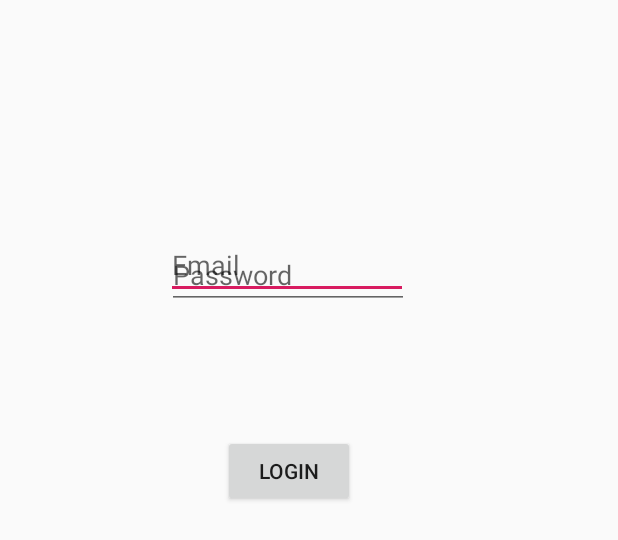
After one commit to sachin-designs/connections, an Android app: the layout login.xml on its own in the app's theme, with its tools: preview values and no code run, on a phone screen of 412 x 824 dp. The commit adds this screen. Shown: the top 540 px of the screen. Run offline under Robolectric (Android 15) with nearby library versions, the phone set to English and light mode, and no system bars.

Commit message:
Modified Application Test

```diff
--- a/Application_test/app/build.gradle
+++ b/Application_test/app/build.gradle
@@ -29,4 +29,5 @@ dependencies {
     testImplementation 'junit:junit:4.12'
     androidTestImplementation 'androidx.test.ext:junit:1.1.0'
     androidTestImplementation 'androidx.test.espresso:espresso-core:3.1.1'
+    implementation 'com.google.android.material:material:1.1.0'
 }
--- /dev/null
+++ b/Application_test/app/src/main/java/com/design/firebase_register/LoginActivity.java
@@ -0,0 +1,16 @@
+package com.design.firebase_register;
+
+import android.os.Bundle;
+
+import androidx.appcompat.app.AppCompatActivity;
+
+public class LoginActivity extends AppCompatActivity {
+
+    @Override
+    protected void onCreate(Bundle savedInstanceState) {
+        super.onCreate(savedInstanceState);
+        setContentView(R.layout.login);
+    }
+
+
+}
--- a/Application_test/app/src/main/java/com/design/firebase_register/MainActivity.java
+++ b/Application_test/app/src/main/java/com/design/firebase_register/MainActivity.java
@@ -1,5 +1,6 @@
 package com.design.firebase_register;
 
+import android.content.Intent;
 import android.os.Bundle;
 import android.view.View;
 import android.widget.EditText;
@@ -99,14 +100,15 @@ public class MainActivity extends AppCompatActivity {
     public void switch_activity(boolean task) {
         //switch to different activity if user is register successfully.
         if(task){
-            setContentView(R.layout.dummylayout); // switching the layout to dummylayout xml.
+            // switching the layout to Login xml.
+            //setContentView(R.layout.login);
+            // best way to switch layout is switching to java class and setting the layout.
 
-            // best way to switch layout is switching to java class and setting the layout.
-            /*
-            Intent intent = new Intent(MainActivity.this, DummyActivity.class);
+            Intent intent = new Intent(MainActivity.this, LoginActivity.class);
             finish();
             startActivity(intent);
-             */
+
+
 
             // Displace tost msg as successfully registered
             Toast.makeText(this, "Registration successful for user ", Toast.LENGTH_SHORT).show();// Displace tost msg as successfully registered.
--- a/Application_test/app/src/main/res/layout/dummylayout.xml
+++ /dev/null
@@ -1,11 +0,0 @@
-<?xml version="1.0" encoding="utf-8"?>
-<LinearLayout xmlns:android="http://schemas.android.com/apk/res/android"
-    android:layout_width="match_parent"
-    android:layout_height="match_parent">
-
-    <Button
-        android:id="@+id/sendButton"
-        android:layout_width="match_parent"
-        android:layout_height="wrap_content"
-        android:hint="Send" />
-</LinearLayout>
--- /dev/null
+++ b/Application_test/app/src/main/res/layout/login.xml
@@ -0,0 +1,52 @@
+<?xml version="1.0" encoding="utf-8"?>
+<androidx.constraintlayout.widget.ConstraintLayout xmlns:android="http://schemas.android.com/apk/res/android"
+    xmlns:app="http://schemas.android.com/apk/res-auto"
+    xmlns:tools="http://schemas.android.com/tools"
+    android:id="@+id/linearLayout"
+    android:layout_width="match_parent"
+    android:layout_height="match_parent"
+    android:orientation="vertical">
+
+
+    <EditText
+        android:id="@+id/textView2"
+        android:layout_width="161dp"
+        android:layout_height="40dp"
+        android:layout_marginBottom="456dp"
+        android:hint="Email"
+        android:inputType="text"
+        app:layout_constraintBottom_toBottomOf="parent"
+        app:layout_constraintEnd_toEndOf="parent"
+        app:layout_constraintHorizontal_bias="0.442"
+        app:layout_constraintStart_toStartOf="parent"
+        app:layout_constraintTop_toTopOf="parent"
+        app:layout_constraintVertical_bias="0.485" />
+
+    <EditText
+        android:id="@+id/textView"
+        android:layout_width="161dp"
+        android:layout_height="40dp"
+        android:layout_marginTop="96dp"
+        android:inputType="textPassword"
+        android:hint="Password"
+        app:layout_constraintBottom_toBottomOf="parent"
+        app:layout_constraintEnd_toEndOf="parent"
+        app:layout_constraintHorizontal_bias="0.443"
+        app:layout_constraintStart_toStartOf="parent"
+        app:layout_constraintTop_toTopOf="parent"
+        app:layout_constraintVertical_bias="0.102" />
+
+    <Button
+        android:id="@+id/button"
+        android:layout_width="wrap_content"
+        android:layout_height="wrap_content"
+        android:text="Login"
+        app:layout_constraintBottom_toBottomOf="parent"
+        app:layout_constraintEnd_toEndOf="parent"
+        app:layout_constraintHorizontal_bias="0.458"
+        app:layout_constraintStart_toStartOf="parent"
+        app:layout_constraintTop_toTopOf="parent"
+        app:layout_constraintVertical_bias="0.374" />
+
+
+</androidx.constraintlayout.widget.ConstraintLayout>
--- a/Application_test/app/src/main/res/values/styles.xml
+++ b/Application_test/app/src/main/res/values/styles.xml
@@ -1,7 +1,7 @@
 <resources>
 
     <!-- Base application theme. -->
-    <style name="AppTheme" parent="Theme.AppCompat.Light.DarkActionBar">
+    <style name="AppTheme" parent="Theme.AppCompat.Light.NoActionBar">
         <!-- Customize your theme here. -->
         <item name="colorPrimary">@color/colorPrimary</item>
         <item name="colorPrimaryDark">@color/colorPrimaryDark</item>
```
